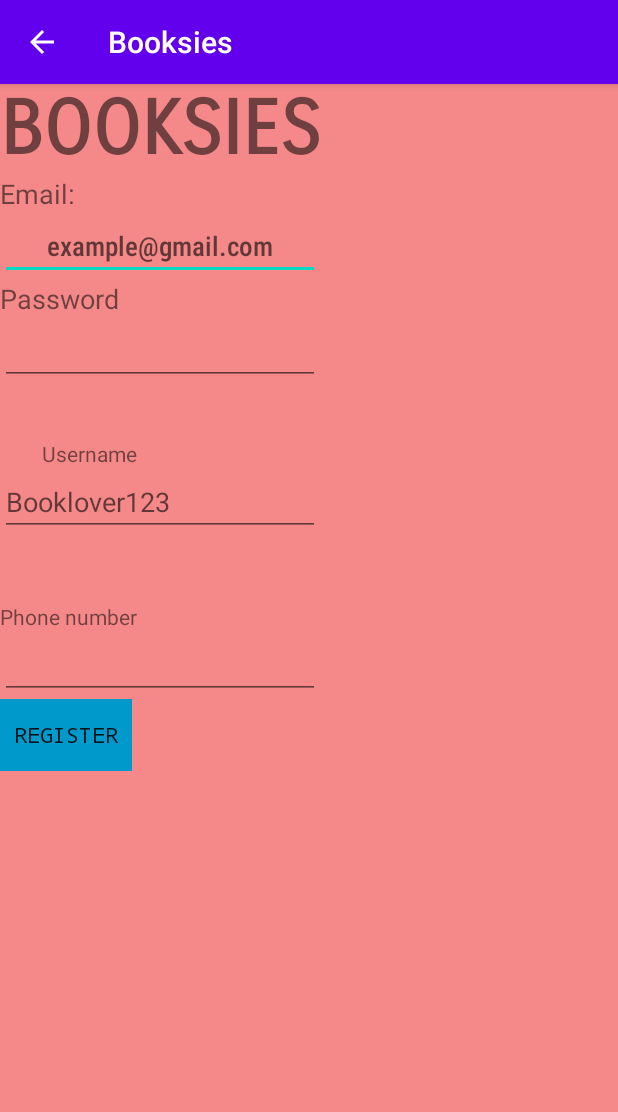
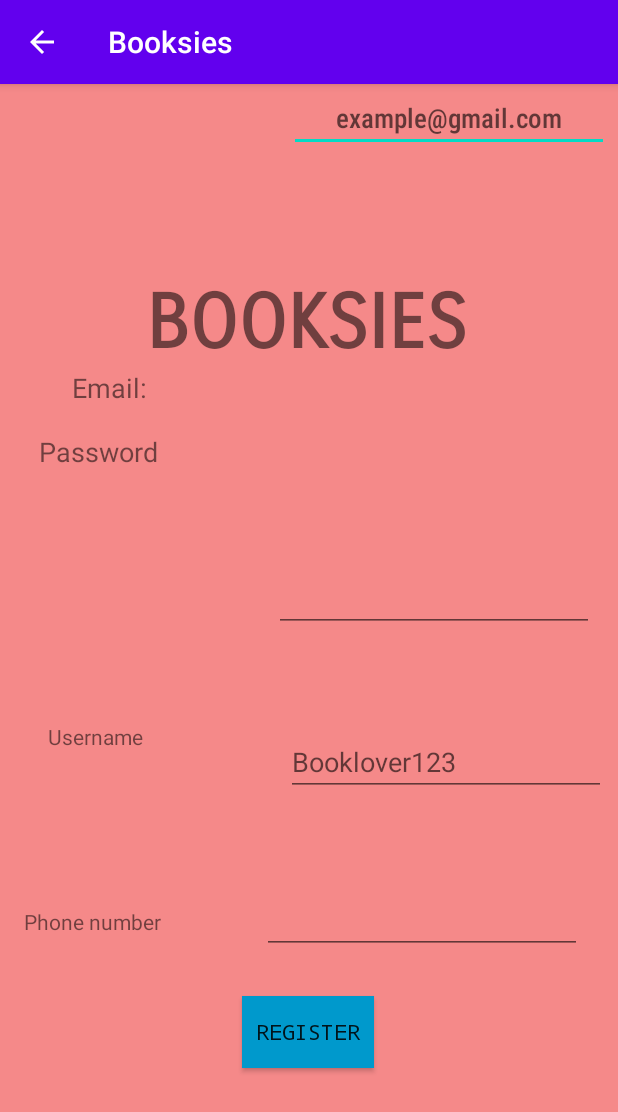
Before and after one commit to CMPUT301F20T03/OneInfiniteLoop, an Android app: the RegisterActivity screen opened directly, with no data from a screen before it, on a phone screen of 412 x 824 dp. Shown: the top 1112 px of the screen. Run offline under Robolectric (Android 15) with nearby library versions, the phone set to English and light mode, and no system bars; our stand-ins replace Firebase (no records; nobody signed in at launch, a user with empty details on screens opened directly).

Commit message:
update register layout

```diff
--- a/Booksies/app/src/main/res/layout/activity_register.xml
+++ b/Booksies/app/src/main/res/layout/activity_register.xml
@@ -1,97 +1,142 @@
 <?xml version="1.0" encoding="utf-8"?>
-<LinearLayout xmlns:android="http://schemas.android.com/apk/res/android"
+<androidx.constraintlayout.widget.ConstraintLayout xmlns:android="http://schemas.android.com/apk/res/android"
     xmlns:app="http://schemas.android.com/apk/res-auto"
     xmlns:tools="http://schemas.android.com/tools"
+    android:id="@+id/linearLayout"
     android:layout_width="match_parent"
     android:layout_height="match_parent"
     android:background="#9EF34444"
-    android:orientation="vertical"
     tools:context=".MainActivity">
 
     <TextView
         android:id="@+id/title"
         android:layout_width="wrap_content"
         android:layout_height="wrap_content"
+        android:layout_marginTop="160dp"
         android:fontFamily="sans-serif-smallcaps"
         android:text="@string/app_name"
         android:textAlignment="center"
         android:textAllCaps="true"
         android:textSize="50sp"
-        android:textStyle="bold" />
+        android:textStyle="bold"
+        app:layout_constraintBottom_toTopOf="@+id/emailEditText"
+        app:layout_constraintEnd_toEndOf="parent"
+        app:layout_constraintHorizontal_bias="0.492"
+        app:layout_constraintStart_toStartOf="parent"
+        app:layout_constraintTop_toTopOf="parent"
+        app:layout_constraintVertical_bias="0.138" />
+
+    <EditText
+        android:id="@+id/emailEditText"
+        android:layout_width="wrap_content"
+        android:layout_height="wrap_content"
+        android:layout_marginStart="88dp"
+        android:ems="10"
+        android:fontFamily="sans-serif-condensed-medium"
+        android:hint="example@gmail.com"
+        android:inputType="textPersonName"
+        android:textAlignment="center"
+        app:layout_constraintEnd_toEndOf="parent"
+        app:layout_constraintStart_toEndOf="@+id/user_title"
+        tools:layout_editor_absoluteY="253dp" />
+
+    <EditText
+        android:id="@+id/passwordEditText"
+        android:layout_width="wrap_content"
+        android:layout_height="wrap_content"
+        android:layout_marginEnd="16dp"
+        android:layout_marginBottom="64dp"
+        android:ems="10"
+        android:fontFamily="sans-serif-condensed-medium"
+        android:inputType="textPersonName|textPassword"
+        android:textAlignment="center"
+        app:layout_constraintBottom_toTopOf="@+id/usernameEditText"
+        app:layout_constraintEnd_toEndOf="parent" />
+
+    <TextView
+        android:id="@+id/pass_title"
+        android:layout_width="wrap_content"
+        android:layout_height="wrap_content"
+        android:layout_marginEnd="24dp"
+        android:layout_marginBottom="168dp"
+        android:text="@string/password"
+        android:textSize="18sp"
+        app:layout_constraintBottom_toTopOf="@+id/usernameTextView"
+        app:layout_constraintEnd_toStartOf="@+id/passwordEditText"
+        app:layout_constraintHorizontal_bias="0.325"
+        app:layout_constraintStart_toStartOf="parent" />
+
+    <TextView
+        android:id="@+id/usernameTextView"
+        android:layout_width="wrap_content"
+        android:layout_height="wrap_content"
+        android:layout_marginStart="32dp"
+        android:layout_marginBottom="104dp"
+        android:text="@string/username"
+        app:layout_constraintBottom_toTopOf="@+id/phoneNumberTextView"
+        app:layout_constraintStart_toStartOf="parent" />
+
+    <EditText
+        android:id="@+id/usernameEditText"
+        android:layout_width="wrap_content"
+        android:layout_height="wrap_content"
+        android:layout_marginStart="92dp"
+        android:layout_marginBottom="60dp"
+        android:ems="10"
+        android:hint="Booklover123"
+        android:inputType="textPersonName"
+        app:layout_constraintBottom_toTopOf="@+id/phoneEditText"
+        app:layout_constraintEnd_toEndOf="parent"
+        app:layout_constraintHorizontal_bias="0.266"
+        app:layout_constraintStart_toEndOf="@+id/usernameTextView" />
+
+    <TextView
+        android:id="@+id/phoneNumberTextView"
+        android:layout_width="wrap_content"
+        android:layout_height="wrap_content"
+        android:layout_marginStart="16dp"
+        android:layout_marginBottom="40dp"
+        android:text="@string/phone"
+        app:layout_constraintBottom_toTopOf="@+id/register"
+        app:layout_constraintStart_toStartOf="parent" />
+
+    <EditText
+        android:id="@+id/phoneEditText"
+        android:layout_width="wrap_content"
+        android:layout_height="wrap_content"
+        android:layout_marginEnd="16dp"
+        android:layout_marginBottom="28dp"
+        android:ems="10"
+        android:inputType="phone"
+        app:layout_constraintBottom_toTopOf="@+id/register"
+        app:layout_constraintEnd_toEndOf="parent"
+        app:layout_constraintHorizontal_bias="0.893"
+        app:layout_constraintStart_toEndOf="@+id/phoneNumberTextView" />
+
+    <Button
+        android:id="@+id/register"
+        android:layout_width="wrap_content"
+        android:layout_height="wrap_content"
+        android:layout_marginBottom="112dp"
+        android:background="@android:color/holo_blue_dark"
+        android:fontFamily="monospace"
+        android:text="@string/register"
+        app:layout_constraintBottom_toBottomOf="parent"
+        app:layout_constraintEnd_toEndOf="parent"
+        app:layout_constraintHorizontal_bias="0.498"
+        app:layout_constraintStart_toStartOf="parent" />
 
     <TextView
         android:id="@+id/user_title"
         android:layout_width="wrap_content"
         android:layout_height="wrap_content"
+        android:layout_marginStart="48dp"
+        android:layout_marginBottom="208dp"
         android:text="@string/user_email"
-        android:textSize="18sp" />
+        android:textSize="18sp"
+        app:layout_constraintBottom_toTopOf="@+id/pass_title"
+        app:layout_constraintStart_toStartOf="parent"
+        app:layout_constraintTop_toBottomOf="@+id/title"
+        app:layout_constraintVertical_bias="0.0" />
 
-    <EditText
-        android:id="@+id/emailEditText"
-        android:layout_width="wrap_content"
-        android:layout_height="wrap_content"
-        android:layout_marginEnd="36dp"
-        android:ems="10"
-        android:fontFamily="sans-serif-condensed-medium"
-        android:hint="example@gmail.com"
-        android:inputType="textPersonName"
-        android:textAlignment="center" />
-
-    <TextView
-        android:id="@+id/pass_title"
-        android:layout_width="wrap_content"
-        android:layout_height="wrap_content"
-        android:text="@string/password"
-        android:textSize="18sp" />
-
-    <EditText
-        android:id="@+id/passwordEditText"
-        android:layout_width="wrap_content"
-        android:layout_height="wrap_content"
-        android:layout_marginEnd="40dp"
-        android:layout_marginBottom="36dp"
-        android:ems="10"
-        android:fontFamily="sans-serif-condensed-medium"
-        android:inputType="textPersonName|textPassword"
-        android:textAlignment="center" />
-
-    <TextView
-        android:id="@+id/usernameTextView"
-        android:layout_width="wrap_content"
-        android:layout_height="wrap_content"
-        android:layout_marginStart="28dp"
-        android:text="@string/username" />
-
-    <EditText
-        android:id="@+id/usernameEditText"
-        android:layout_width="wrap_content"
-        android:layout_height="wrap_content"
-        android:layout_marginBottom="44dp"
-        android:ems="10"
-        android:hint="Booklover123"
-        android:inputType="textPersonName" />
-
-    <TextView
-        android:id="@+id/phoneNumberTextView"
-        android:layout_width="wrap_content"
-        android:layout_height="wrap_content"
-        android:text="@string/phone"
-         />
-
-    <EditText
-        android:id="@+id/phoneEditText"
-        android:layout_width="wrap_content"
-        android:layout_height="wrap_content"
-        android:layout_marginEnd="32dp"
-        android:ems="10"
-        android:inputType="phone" />
-
-    <Button
-        android:id="@+id/register"
-        style="@style/Widget.AppCompat.Button.Borderless"
-        android:layout_width="wrap_content"
-        android:layout_height="wrap_content"
-        android:background="@android:color/holo_blue_dark"
-        android:fontFamily="monospace"
-        android:text="@string/register" />
-</LinearLayout>
+</androidx.constraintlayout.widget.ConstraintLayout>
```
